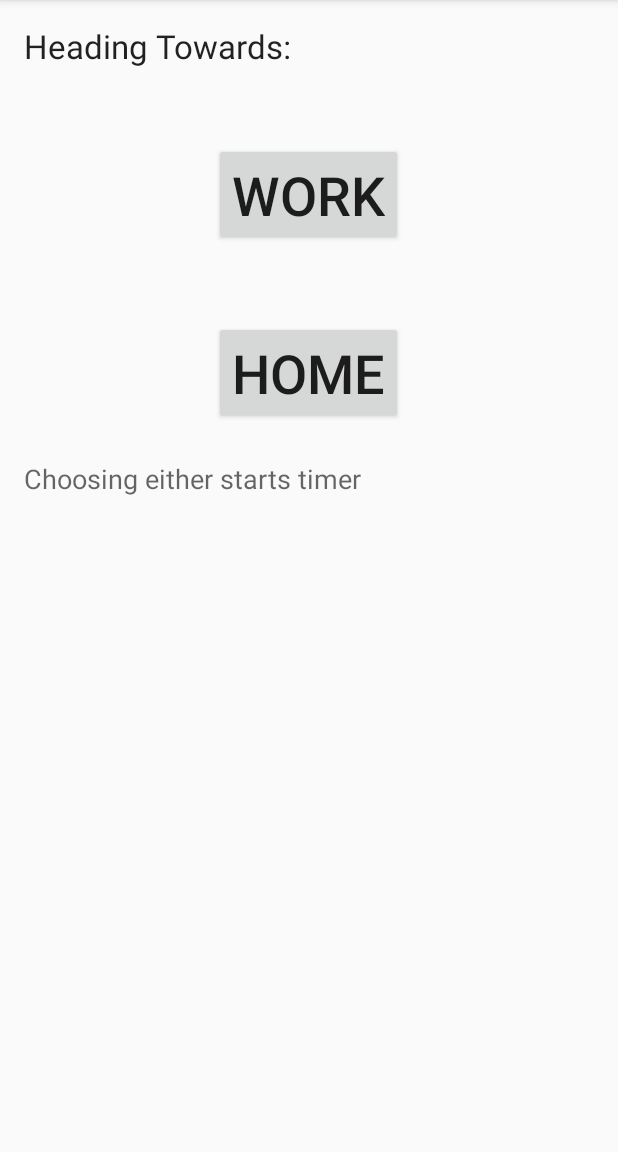
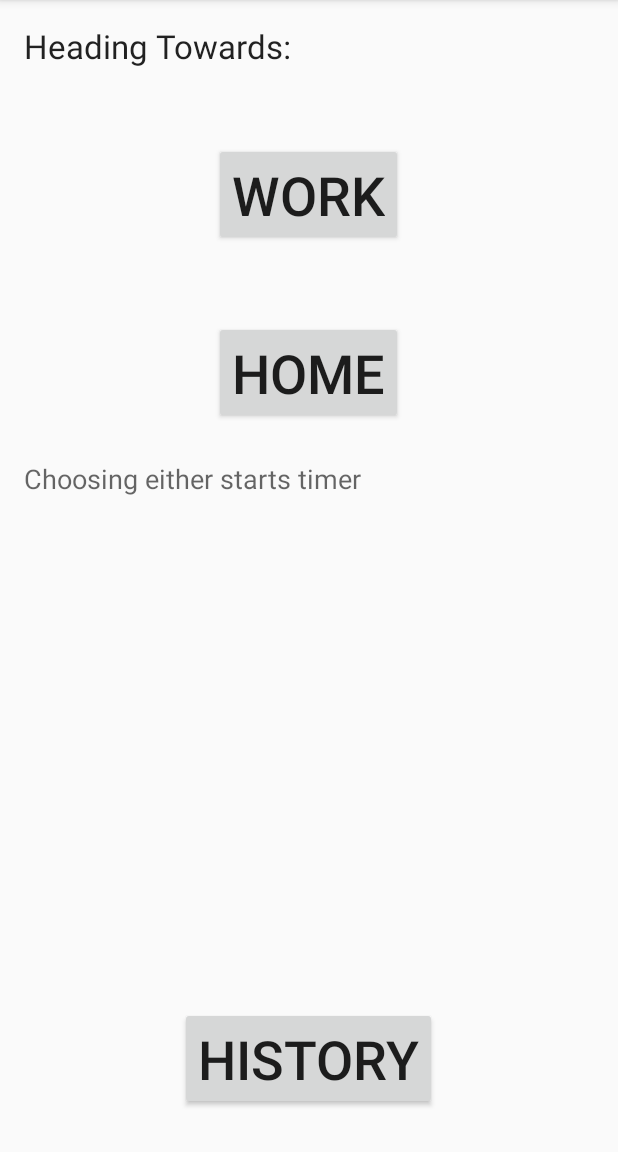
Before and after one commit to droolingsheep/commute-timer, an Android app: the screen it shows after launch (MainActivity), on a phone screen of 412 x 824 dp, the part 84-1236 px from its top. Run offline under Robolectric (Android 15) with nearby library versions, the phone set to English and light mode, and no system bars.

Commit message:
First pass at history viewing fragment
also fixed a few bugs with the DB usage

```diff
--- a/app/src/main/java/com/droolingsheep/commutetimer/CommuteRecord.java
+++ b/app/src/main/java/com/droolingsheep/commutetimer/CommuteRecord.java
@@ -41,11 +41,15 @@ public class CommuteRecord {
     }
 
     private void writeToDb() {
+        if (mRoute == null) {
+            return;
+        }
         SQLiteOpenHelper dbHelper = new CommuteRecordDbHelper(mContext);
         SQLiteDatabase database = dbHelper.getWritableDatabase();
         database.beginTransaction();
         ContentValues values = createContentValues();
         database.insert(CommuteRecordDbHelper.TABLE_NAME, null, values);
+        database.setTransactionSuccessful();
         database.endTransaction();
         database.close();
     }
--- a/app/src/main/java/com/droolingsheep/commutetimer/MainActivity.java
+++ b/app/src/main/java/com/droolingsheep/commutetimer/MainActivity.java
@@ -55,6 +55,7 @@ public class MainActivity extends Activity {
 
         private Button mHomeButton;
         private Button mWorkButton;
+        private Button mViewButton;
 
         public DirectionFragment() {
         }
@@ -67,6 +68,8 @@ public class MainActivity extends Activity {
             mHomeButton.setOnClickListener(this);
             mWorkButton = (Button) rootView.findViewById(R.id.work_button);
             mWorkButton.setOnClickListener(this);
+            mViewButton = (Button) rootView.findViewById(R.id.view_button);
+            mViewButton.setOnClickListener(this);
             return rootView;
         }
 
@@ -77,6 +80,8 @@ public class MainActivity extends Activity {
                 arg = Direction.WORK;
             } else if (v == mHomeButton) {
                 arg = Direction.HOME;
+            } else if (v == mViewButton) {
+                getFragmentManager().beginTransaction().replace(R.id.container, HistoryFragment.newInstance()).commit();
             }
             if (arg != null) {
                 CommuteRecord.getInstance().recordTime(Step.LEAVE);
--- a/app/src/main/java/com/droolingsheep/commutetimer/ProgressFragment.java
+++ b/app/src/main/java/com/droolingsheep/commutetimer/ProgressFragment.java
@@ -113,8 +113,8 @@ public class ProgressFragment extends Fragment implements View.OnClickListener {
                 case 2:
                     CommuteRecord.getInstance().recordTime(Step.ARRIVE);
                     CommuteRecord.saveInstance();
-                    //TODO bring up summary fragment
-                    getActivity().finish();
+                    //TODO bring up summary fragment instead of restarting
+                    getActivity().recreate();
                     break;
             }
         } else if (v == mTransferButton) {
--- a/app/src/main/res/layout/fragment_main.xml
+++ b/app/src/main/res/layout/fragment_main.xml
@@ -30,7 +30,7 @@
         android:layout_height="wrap_content"
         android:text="@string/home"
         android:id="@+id/home_button"
-        android:layout_below="@+id/work_button"
+        android:layout_below="@id/work_button"
         android:layout_centerHorizontal="true"
         android:layout_marginTop="50dp"
         android:textSize="36sp" />
@@ -44,4 +44,14 @@
         android:layout_below="@+id/home_button"
         android:layout_alignParentStart="true"
         android:layout_marginTop="24dp" />
+
+    <Button
+        android:id="@+id/view_button"
+        android:layout_height="wrap_content"
+        android:layout_width="wrap_content"
+        android:layout_centerHorizontal="true"
+        android:layout_alignParentBottom="true"
+        android:text="@string/history"
+        android:layout_marginBottom="12dp"
+        android:textSize="36sp"/>
 </RelativeLayout>
--- a/app/src/main/res/values/strings.xml
+++ b/app/src/main/res/values/strings.xml
@@ -16,4 +16,6 @@
     <string name="home">Home</string>
     <string name="choice_starts_timer">Choosing either starts timer</string>
     <string name="transfer">TRANSFER</string>
+    <string name="history">History</string>
+    <string name="other">Other</string>
 </resources>
```
Also changed, not shown: app/src/main/java/com/droolingsheep/commutetimer/CommuteRecordDbHelper.java (+8 -1 lines), app/src/main/java/com/droolingsheep/commutetimer/HistoryFragment.java (added, +92 -0 lines), app/src/main/res/layout/fragment_history.xml (added, +8 -0 lines), app/src/main/res/layout/item_history.xml (added, +30 -0 lines).
